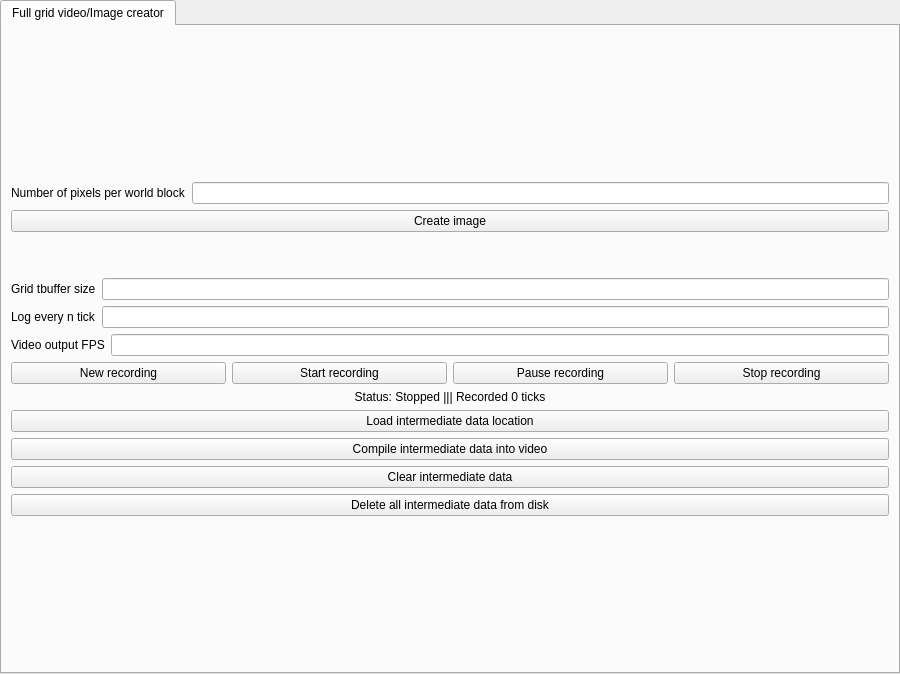
The window that Source/UiFiles/recorder.ui (SuperSpaceEye/LifeEngineExtended) describes before a commit, drawn with Qt 5.
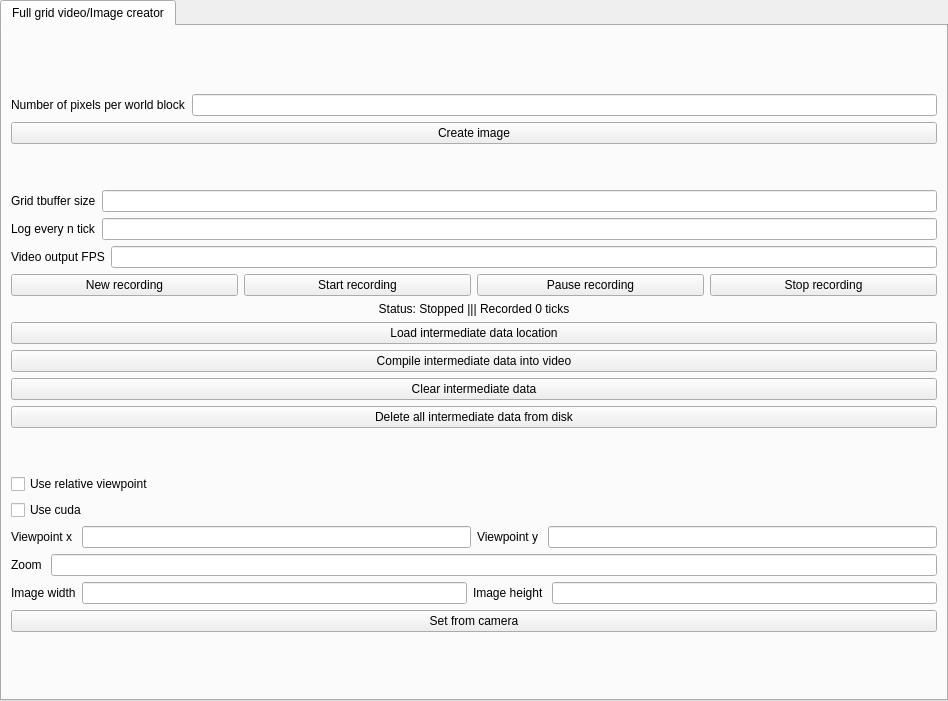
The same window after the commit.

Commit message: Updated recording: updated image compilation, made mode for arbitrary viewpoint position/scale.

```diff
--- a/Source/UiFiles/recorder.ui
+++ b/Source/UiFiles/recorder.ui
@@ -6,8 +6,8 @@
    <rect>
     <x>0</x>
     <y>0</y>
-    <width>900</width>
-    <height>674</height>
+    <width>948</width>
+    <height>701</height>
    </rect>
   </property>
   <property name="windowTitle">
@@ -201,14 +201,110 @@
          </property>
         </widget>
        </item>
+       <item>
+        <spacer name="verticalSpacer_4">
+         <property name="orientation">
+          <enum>Qt::Vertical</enum>
+         </property>
+         <property name="sizeType">
+          <enum>QSizePolicy::Fixed</enum>
+         </property>
+         <property name="sizeHint" stdset="0">
+          <size>
+           <width>20</width>
+           <height>40</height>
+          </size>
+         </property>
+        </spacer>
+       </item>
+       <item>
+        <widget class="QCheckBox" name="cb_use_relative_viewpoint">
+         <property name="text">
+          <string>Use relative viewpoint</string>
+         </property>
+        </widget>
+       </item>
+       <item>
+        <widget class="QCheckBox" name="cb_use_cuda">
+         <property name="text">
+          <string>Use cuda</string>
+         </property>
+        </widget>
+       </item>
+       <item>
+        <layout class="QHBoxLayout" name="horizontalLayout_6">
+         <item>
+          <widget class="QLabel" name="label_5">
+           <property name="text">
+            <string>Viewpoint x </string>
+           </property>
+          </widget>
+         </item>
+         <item>
+          <widget class="QLineEdit" name="le_viewpoint_x"/>
+         </item>
+         <item>
+          <widget class="QLabel" name="label_6">
+           <property name="text">
+            <string>Viewpoint y </string>
+           </property>
+          </widget>
+         </item>
+         <item>
+          <widget class="QLineEdit" name="le_viewpoint_y"/>
+         </item>
+        </layout>
+       </item>
+       <item>
+        <layout class="QHBoxLayout" name="horizontalLayout_7">
+         <item>
+          <widget class="QLabel" name="label_7">
+           <property name="text">
+            <string>Zoom </string>
+           </property>
+          </widget>
+         </item>
+         <item>
+          <widget class="QLineEdit" name="le_zoom"/>
+         </item>
+        </layout>
+       </item>
+       <item>
+        <layout class="QHBoxLayout" name="horizontalLayout_8">
+         <item>
+          <widget class="QLabel" name="label_8">
+           <property name="text">
+            <string>Image width</string>
+           </property>
+          </widget>
+         </item>
+         <item>
+          <widget class="QLineEdit" name="le_image_width"/>
+         </item>
+         <item>
+          <widget class="QLabel" name="label_9">
+           <property name="text">
+            <string>Image height </string>
+           </property>
+          </widget>
+         </item>
+         <item>
+          <widget class="QLineEdit" name="le_image_height"/>
+         </item>
+        </layout>
+       </item>
+       <item>
+        <widget class="QPushButton" name="b_set_from_camera">
+         <property name="text">
+          <string>Set from camera</string>
+         </property>
+        </widget>
+       </item>
        <item>
         <spacer name="verticalSpacer_2">
          <property name="orientation">
           <enum>Qt::Vertical</enum>
          </property>
-         <property name="sizeType">
-          <enum>QSizePolicy::Expanding</enum>
-         </property>
          <property name="sizeHint" stdset="0">
           <size>
            <width>20</width>
```
Left out of the diff: 136 changed lines with no effect on the pictures. The commit also changes 18 other files.
